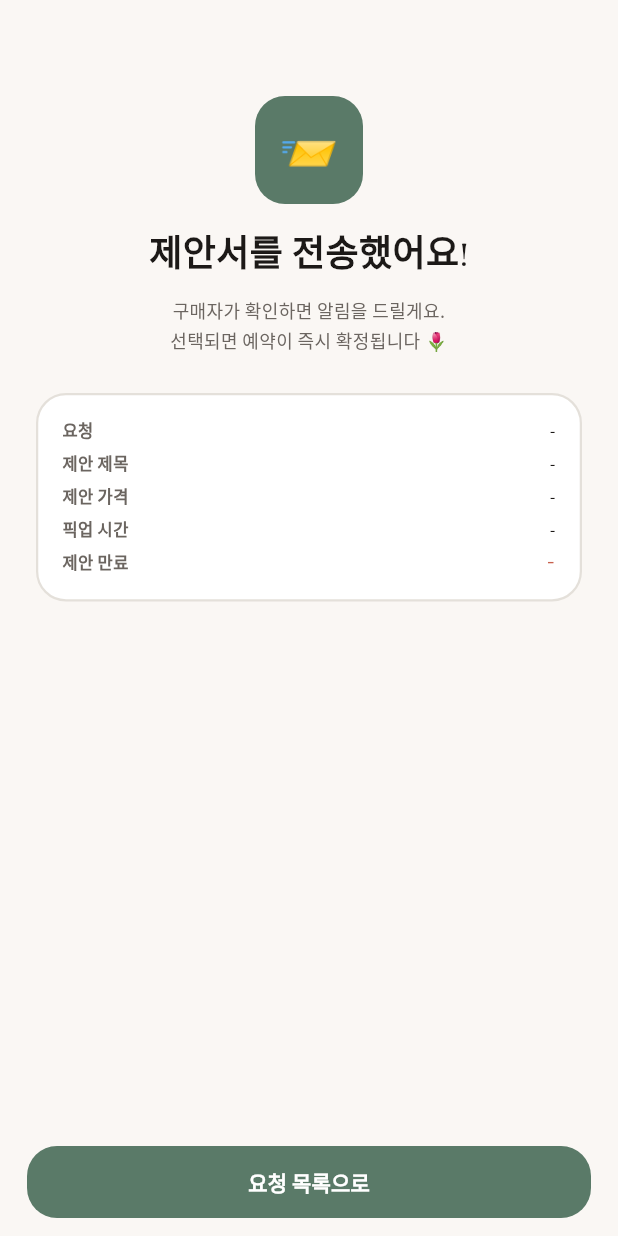
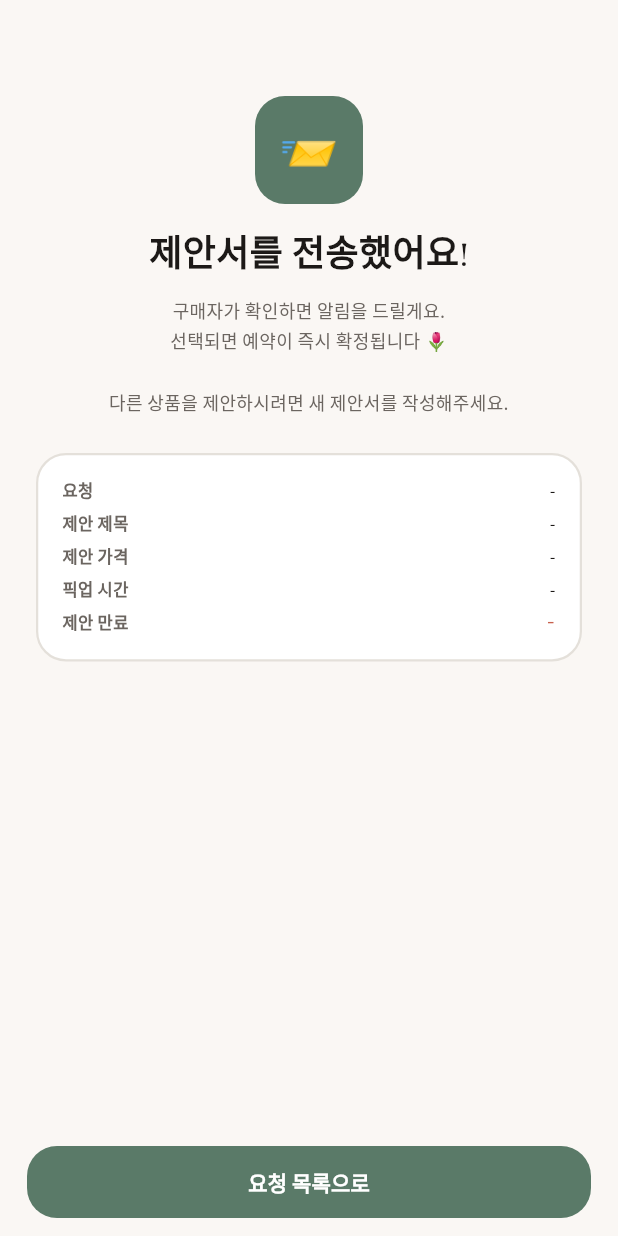
Before and after one commit to ceojosephinelee/florent, a Flutter app: the SellerProposalDoneScreen screen opened by its route, on a phone screen of 412 x 824 dp. Run offline on Flutter 3.47's test engine with Material 3 defaults, Android fonts, the phone set to English and light mode, and no system bars; our stand-ins replace dio, firebase_core, firebase_messaging, flutter_riverpod, flutter_secure_storage, freezed_annotation and 4 more; missing offline and left inert: kakao_flutter_sdk_user; accounts and stored records are empty.

Commit message:
fix(seller): 제안서 폼 라벨·안내 문구 수정
- '꽃 이름' → '제품 한 줄 설명' (maxLength: 30자)
- placeholder: '봄날 느낌의 파스텔 부케'
- 사진 업로드 안내: '한 상품에 대한 사진만 올려주세요'
- 제출 완료 화면: '다른 상품을 제안하시려면 새 제안서를 작성해주세요'

Co-Authored-By: Claude Opus 4.6 <noreply@anthropic.com>

```diff
--- a/frontend/lib/seller/screens/seller_proposal_done_screen.dart
+++ b/frontend/lib/seller/screens/seller_proposal_done_screen.dart
@@ -93,7 +93,7 @@ class SellerProposalDoneScreen extends ConsumerWidget {
                             fontSize: 24, fontWeight: FontWeight.w600)),
                     const SizedBox(height: 10),
                     Text(
-                      '구매자가 확인하면 알림을 드릴게요.\n선택되면 예약이 즉시 확정됩니다 🌷',
+                      '구매자가 확인하면 알림을 드릴게요.\n선택되면 예약이 즉시 확정됩니다 🌷\n\n다른 상품을 제안하시려면 새 제안서를 작성해주세요.',
                       textAlign: TextAlign.center,
                       style: AppTypography.body(
                           fontSize: 12, color: ink60, height: 1.7),
```
Also changed, not shown: frontend/lib/seller/screens/seller_proposal_step1_screen.dart (+10 -2 lines).
